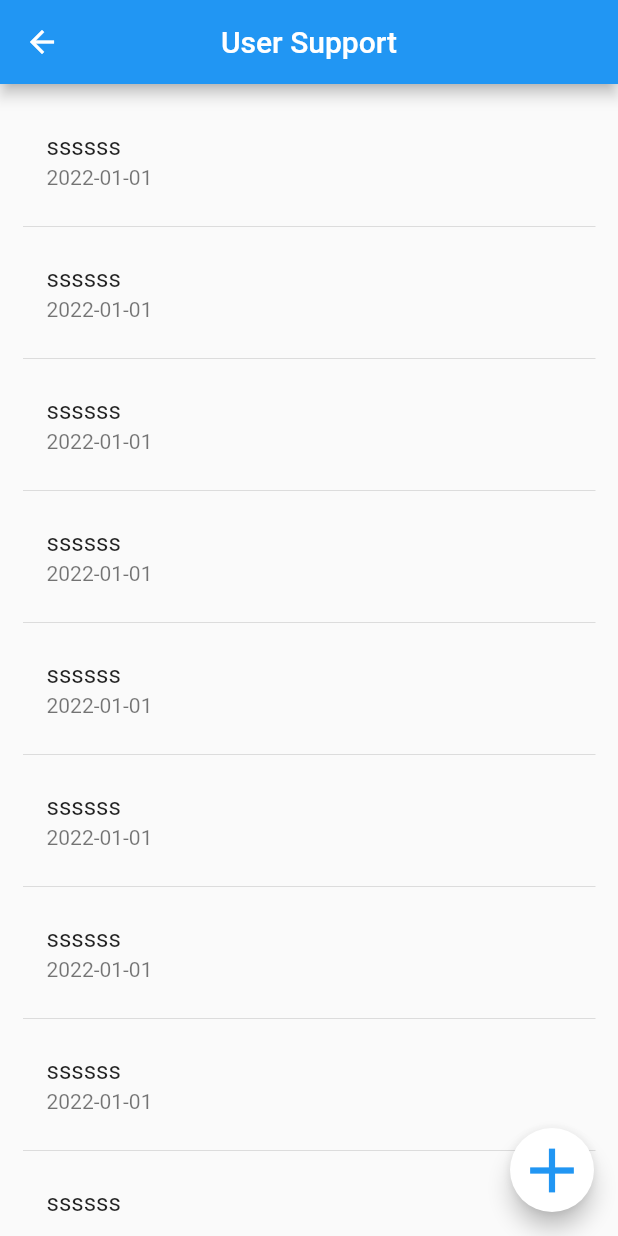
After one commit to tom910903/flutter, a Flutter app: the UserSupportScreen screen opened directly, on a phone screen of 412 x 824 dp. The commit adds this screen. Run offline on Flutter 3.47's test engine with Material 2 defaults, Android fonts, the phone set to English and light mode, and no system bars; our stand-ins replace cloud_firestore, firebase_auth, firebase_core, flutter_keyboard_visibility, modal_progress_hud_nsn, percent_indicator and 1 more; missing offline and left inert: flutterfire_ui; accounts and stored records are empty.

Commit message:
add User Support Screen

```diff
--- a/to_do/lib/component/add_to_do_text_field.dart
+++ b/to_do/lib/component/add_to_do_text_field.dart
@@ -1,7 +1,7 @@
 import 'package:flutter/material.dart';
 
 import 'package:to_do/model/to_do_model.dart';
-import 'package:to_do/database/to_do_bloc.dart';
+import 'package:to_do/logic/to_do_bloc.dart';
 
 class AddToDoTextField extends StatefulWidget {
 
--- a/to_do/lib/database/to_do_bloc.dart
+++ b/to_do/lib/logic/to_do_bloc.dart
@@ -1,6 +1,6 @@
 import 'dart:async';
 
-import 'database_helper.dart';
+import '../database/database_helper.dart';
 import 'package:to_do/model/to_do_model.dart';
 
 class ToDoBloc {
--- a/to_do/lib/screen/settings_screen.dart
+++ b/to_do/lib/screen/settings_screen.dart
@@ -1,5 +1,6 @@
 import 'package:flutter/material.dart';
 import 'package:to_do/screen/notice_list_screen.dart';
+import 'package:to_do/screen/user_support_screen.dart';
 
 enum SETTINGS{
   NOTICE,
@@ -77,7 +78,7 @@ class SettingsScreen extends StatelessWidget {
                         case SETTINGS.PAGE_DIAL:
                           return NoticeListScreen();
                         case SETTINGS.USER_SUPPORT:
-                          return NoticeListScreen();
+                          return UserSupportScreen();
                         case SETTINGS.BUSINESS_SUPPORT:
                           return NoticeListScreen();
                         case SETTINGS.PERSONAL_INFORMATION:
--- a/to_do/lib/screen/to_do_screen.dart
+++ b/to_do/lib/screen/to_do_screen.dart
@@ -1,5 +1,5 @@
 import 'package:flutter/material.dart';
-import 'package:to_do/database/to_do_bloc.dart';
+import 'package:to_do/logic/to_do_bloc.dart';
 import 'package:to_do/model/to_do_model.dart';
 
 class ToDoScreen extends StatelessWidget {
--- /dev/null
+++ b/to_do/lib/screen/user_support_screen.dart
@@ -0,0 +1,52 @@
+import 'package:flutter/material.dart';
+
+class UserSupportScreen extends StatelessWidget {
+  const UserSupportScreen({Key? key}) : super(key: key);
+
+  @override
+  Widget build(BuildContext context) {
+    return Scaffold(
+      appBar: AppBar(
+        centerTitle: true,
+        title: Text("User Support",
+          textAlign: TextAlign.center,
+          style: TextStyle(
+              color: Colors.white,
+              fontSize: 20
+          ),
+        ),
+      ),
+      floatingActionButton: FloatingActionButton(
+        onPressed: () {
+
+        },
+        backgroundColor: Colors.white,
+        child: const Icon(Icons.add, size: 50, color: Colors.blue,),
+      ),
+      body: Padding(
+        padding: const EdgeInsets.all(15.0),
+        child: ListView.separated(
+          itemBuilder: (BuildContext context, int index) {
+            return ListTile(
+              title: Text('ssssss'
+              ),
+              subtitle: Text('2022-01-01',
+              ),
+              // leading: Icon(settingsList[index].Icon, size: 30,),
+
+              onTap: (){
+                // Navigator.push(
+                //     context,
+                //     MaterialPageRoute(builder: (context){}
+                //     )
+                // );
+              },
+            );
+          },
+          separatorBuilder: (BuildContext context, int index) => const Divider(),
+          itemCount: 20,
+        ),
+      ),
+    );
+  }
+}
```
